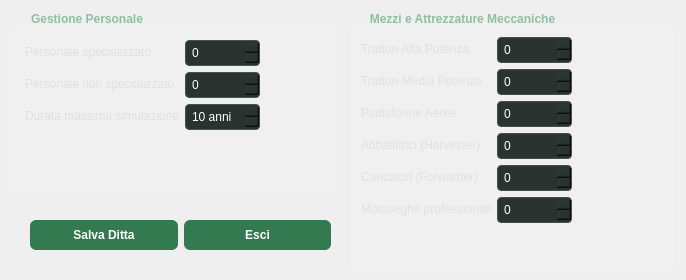
Old version of the form GUI/form_ditta.ui in the repository Seyen75/Gestione_Pioppeto.
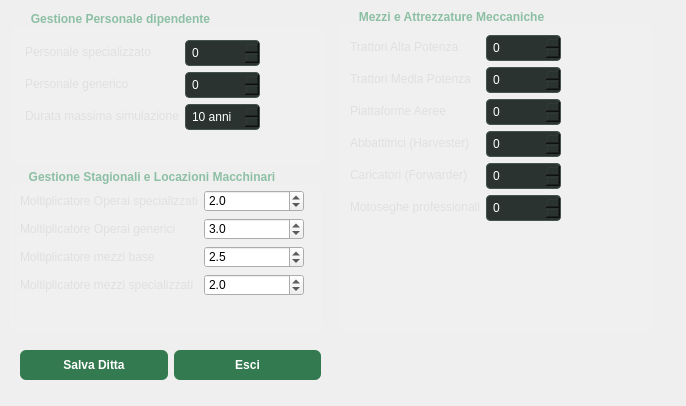
New version of the form.

Commit message: Modifica sostanziale del sistema delle lavorazioni, con strutturazione modificata con lavori codificati ed unici. Modificata parte del motore di simulazione di accrescimento per tarare meglio la crescita delle piante per le tipologie. Modificata la struttura della ditta e della relativa simulazione, per avere lavoratori e strumentazioni fisse e stagionali. Implementata inizialmente la parte di reportistica finale

Diff of the .ui file:
```diff
--- a/GUI/form_ditta.ui
+++ b/GUI/form_ditta.ui
@@ -7,19 +7,19 @@
     <x>0</x>
     <y>0</y>
     <width>686</width>
-    <height>280</height>
+    <height>406</height>
    </rect>
   </property>
   <property name="minimumSize">
    <size>
     <width>686</width>
-    <height>280</height>
+    <height>406</height>
    </size>
   </property>
   <property name="maximumSize">
    <size>
-    <width>16777215</width>
-    <height>16777215</height>
+    <width>686</width>
+    <height>406</height>
    </size>
   </property>
   <property name="windowTitle">
@@ -97,19 +97,19 @@
     <rect>
      <x>12</x>
      <y>12</y>
-     <width>323</width>
-     <height>181</height>
+     <width>311</width>
+     <height>151</height>
     </rect>
    </property>
    <property name="title">
-    <string>Gestione Personale</string>
+    <string>Gestione Personale dipendente</string>
    </property>
    <widget class="QWidget" name="formLayoutWidget">
     <property name="geometry">
      <rect>
       <x>13</x>
       <y>28</y>
-      <width>301</width>
+      <width>281</width>
       <height>111</height>
      </rect>
     </property>
@@ -143,7 +143,7 @@
      <item row="1" column="0">
       <widget class="QLabel" name="label">
        <property name="text">
-        <string>Personale non specializzato</string>
+        <string>Personale generico</string>
        </property>
       </widget>
      </item>
@@ -198,10 +198,10 @@
   <widget class="QGroupBox" name="groupBox_2">
    <property name="geometry">
     <rect>
-     <x>351</x>
-     <y>12</y>
-     <width>323</width>
-     <height>256</height>
+     <x>340</x>
+     <y>10</y>
+     <width>311</width>
+     <height>321</height>
     </rect>
    </property>
    <property name="title">
@@ -331,11 +331,11 @@
     </item>
    </layout>
   </widget>
-  <widget class="QWidget" name="">
+  <widget class="QWidget" name="layoutWidget">
    <property name="geometry">
     <rect>
-     <x>20</x>
-     <y>210</y>
+     <x>10</x>
+     <y>340</y>
      <width>321</width>
      <height>51</height>
     </rect>
@@ -363,6 +363,111 @@
     </item>
    </layout>
   </widget>
+  <widget class="QGroupBox" name="groupBox_3">
+   <property name="geometry">
+    <rect>
+     <x>10</x>
+     <y>170</y>
+     <width>311</width>
+     <height>161</height>
+    </rect>
+   </property>
+   <property name="title">
+    <string>Gestione Stagionali e Locazioni Macchinari</string>
+   </property>
+   <widget class="QWidget" name="formLayoutWidget_2">
+    <property name="geometry">
+     <rect>
+      <x>10</x>
+      <y>20</y>
+      <width>284</width>
+      <height>131</height>
+     </rect>
+    </property>
+    <layout class="QFormLayout" name="formLayout_3">
+     <item row="0" column="0">
+      <widget class="QLabel" name="label_10">
+       <property name="text">
+        <string>Moltiplicatore Operai specializzati</string>
+       </property>
+      </widget>
+     </item>
+     <item row="1" column="0">
+      <widget class="QLabel" name="label_11">
+       <property name="text">
+        <string>Moltiplicatore Operai generici</string>
+       </property>
+      </widget>
+     </item>
+     <item row="2" column="0">
+      <widget class="QLabel" name="label_12">
+       <property name="text">
+        <string>Moltiplicatore mezzi base</string>
+       </property>
+      </widget>
+     </item>
+     <item row="3" column="0">
+      <widget class="QLabel" name="label_13">
+       <property name="text">
+        <string>Moltiplicatore mezzi specializzati</string>
+       </property>
+      </widget>
+     </item>
+     <item row="0" column="1">
+      <widget class="QDoubleSpinBox" name="dsb_elasticita_spec">
+       <property name="decimals">
+        <number>1</number>
+       </property>
+       <property name="value">
+        <double>2.000000000000000</double>
+       </property>
+      </widget>
+     </item>
+     <item row="1" column="1">
+      <widget class="QDoubleSpinBox" name="dsb_elasticita_comune">
+       <property name="decimals">
+        <number>1</number>
+       </property>
+       <property name="maximum">
+        <double>5.000000000000000</double>
+       </property>
+       <property name="singleStep">
+        <double>0.500000000000000</double>
+       </property>
+       <property name="value">
+        <double>3.000000000000000</double>
+       </property>
+      </widget>
+     </item>
+     <item row="2" column="1">
+      <widget class="QDoubleSpinBox" name="dsb_elasticita_mezzi_base">
+       <property name="decimals">
+        <number>1</number>
+       </property>
+       <property name="singleStep">
+        <double>0.500000000000000</double>
+       </property>
+       <property name="value">
+        <double>2.500000000000000</double>
+       </property>
+      </widget>
+     </item>
+     <item row="3" column="1">
+      <widget class="QDoubleSpinBox" name="dsb_elasticita_mezzi_spec">
+       <property name="decimals">
+        <number>1</number>
+       </property>
+       <property name="singleStep">
+        <double>0.500000000000000</double>
+       </property>
+       <property name="value">
+        <double>2.000000000000000</double>
+       </property>
+      </widget>
+     </item>
+    </layout>
+   </widget>
+  </widget>
  </widget>
  <resources/>
  <connections/>
```
Left out of the diff: 2 changed lines with no effect on the pictures. The commit also changes 20 other files.
